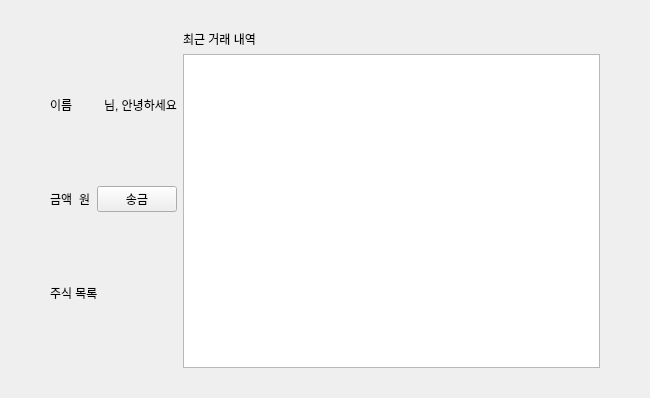
The window that project1/source/dashboard/dashboard.ui (taewooyun/hts) describes before a commit, drawn with Qt 5.
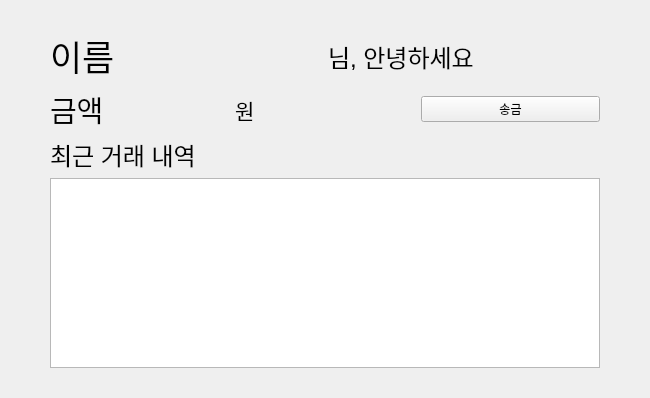
The same window after the commit.

The edit to the form file:
```diff
--- a/project1/source/dashboard/dashboard.ui
+++ b/project1/source/dashboard/dashboard.ui
@@ -13,7 +13,7 @@
   <property name="windowTitle">
    <string>대시보드</string>
   </property>
-  <layout class="QHBoxLayout" name="horizontalLayout_3">
+  <layout class="QVBoxLayout" name="verticalLayout">
    <property name="leftMargin">
     <number>50</number>
    </property>
@@ -26,12 +26,20 @@
    <property name="bottomMargin">
     <number>30</number>
    </property>
+   <item>
+    <layout class="QVBoxLayout" name="layout_banking"/>
+   </item>
    <item>
     <layout class="QVBoxLayout" name="layout_stock">
      <item>
       <layout class="QHBoxLayout" name="horizontalLayout">
        <item>
         <widget class="QLabel" name="lbl_name">
+         <property name="font">
+          <font>
+           <pointsize>26</pointsize>
+          </font>
+         </property>
          <property name="text">
           <string>이름</string>
          </property>
@@ -39,6 +47,11 @@
        </item>
        <item>
         <widget class="QLabel" name="label_2">
+         <property name="font">
+          <font>
+           <pointsize>18</pointsize>
+          </font>
+         </property>
          <property name="text">
           <string>님, 안녕하세요</string>
          </property>
@@ -50,6 +63,11 @@
       <layout class="QHBoxLayout" name="horizontalLayout_2">
        <item>
         <widget class="QLabel" name="lbl_balance">
+         <property name="font">
+          <font>
+           <pointsize>22</pointsize>
+          </font>
+         </property>
          <property name="text">
           <string>금액</string>
          </property>
@@ -57,6 +75,11 @@
        </item>
        <item>
         <widget class="QLabel" name="label_8">
+         <property name="font">
+          <font>
+           <pointsize>16</pointsize>
+          </font>
+         </property>
          <property name="text">
           <string>원</string>
          </property>
@@ -72,18 +95,12 @@
       </layout>
      </item>
      <item>
-      <widget class="QLabel" name="label_4">
-       <property name="text">
-        <string>주식 목록</string>
-       </property>
-      </widget>
-     </item>
-    </layout>
-   </item>
-   <item>
-    <layout class="QVBoxLayout" name="layout_banking">
-     <item>
       <widget class="QLabel" name="label_7">
+       <property name="font">
+        <font>
+         <pointsize>18</pointsize>
+        </font>
+       </property>
        <property name="text">
         <string>최근 거래 내역</string>
        </property>
```
